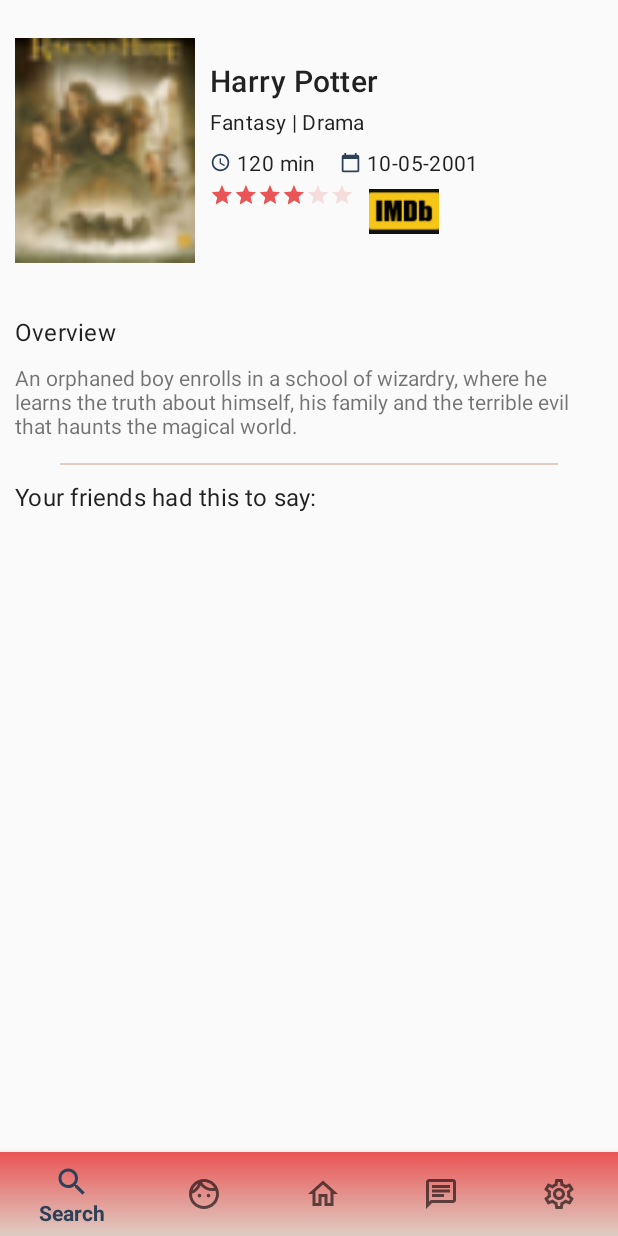
After one commit to Isling98/SocialFilm, an Android app: the fragment MovieDetailsFragment placed in its activity, on a phone screen of 412 x 824 dp. The commit adds this screen. Run offline under Robolectric (Android 15) with nearby library versions, the phone set to English and light mode, and no system bars.

Commit message:
moviedetail base layout

```diff
--- a/app/src/main/java/com/example/yndlingsfilm/HomeFeedAdapter.java
+++ b/app/src/main/java/com/example/yndlingsfilm/HomeFeedAdapter.java
@@ -73,8 +73,7 @@
 
 
     public void onBindViewHolder(homefeedViewHolder holder, int position) {
-        // - get element from your dataset at this position
-        // - replace the contents of the view with that element
+
         SingleNews singleNews = mSingleNewsList.get(position);
 
         holder.profilePic.setImageResource(singleNews.getProfilePicResource());
--- a/app/src/main/java/com/example/yndlingsfilm/MainActivity.java
+++ b/app/src/main/java/com/example/yndlingsfilm/MainActivity.java
@@ -5,8 +5,9 @@
 import androidx.fragment.app.Fragment;
 
 import android.os.Bundle;
+import android.transition.Slide;
+import android.view.Gravity;
 import android.view.MenuItem;
-import android.widget.Toast;
 
 import com.example.yndlingsfilm.NavigationBar.ChatFragment;
 import com.example.yndlingsfilm.NavigationBar.HomeFragment;
@@ -19,6 +20,7 @@
     @Override
     protected void onCreate(Bundle savedInstanceState) {
         super.onCreate(savedInstanceState);
+        //lav transition
         setContentView(R.layout.activity_main);
 
         BottomNavigationView bottomNavn = findViewById(R.id.bottom_navigation);
--- /dev/null
+++ b/app/src/main/java/com/example/yndlingsfilm/MovieDetailsFragment.java
@@ -0,0 +1,18 @@
+package com.example.yndlingsfilm;
+
+import android.os.Bundle;
+
+import androidx.fragment.app.Fragment;
+
+import android.view.LayoutInflater;
+import android.view.View;
+import android.view.ViewGroup;
+
+public class MovieDetailsFragment extends Fragment {
+    @Override
+    public View onCreateView(LayoutInflater inflater, ViewGroup container,
+                             Bundle savedInstanceState) {
+        // Inflate the layout for this fragment
+        return inflater.inflate(R.layout.fragment_movie_details, container, false);
+    }
+}
--- a/app/src/main/java/com/example/yndlingsfilm/NavigationBar/HomeFragment.java
+++ b/app/src/main/java/com/example/yndlingsfilm/NavigationBar/HomeFragment.java
@@ -19,6 +19,7 @@
 import androidx.recyclerview.widget.RecyclerView;
 
 import com.example.yndlingsfilm.HomeFeedAdapter;
+import com.example.yndlingsfilm.MovieDetailsFragment;
 import com.example.yndlingsfilm.R;
 import com.example.yndlingsfilm.SingleNews;
 
@@ -84,11 +85,12 @@
                     @Override
                     public void onClick(View view) {
                         //open moviedetails fragment
+                        getFragmentManager().beginTransaction().replace
+                                (R.id.fragment_nagivation, new MovieDetailsFragment() )
+                                .addToBackStack(null).commit();
+                        dialog.dismiss();
                     }
                 });
-
-
-
                 dialog.show();
             }
         });
--- a/app/src/main/java/com/example/yndlingsfilm/User.java
+++ /dev/null
@@ -1,10 +0,0 @@
-package com.example.yndlingsfilm;
-
-public class User {
-    private String username;
-    /// more to come
-
-    public User(String username) {
-        this.username = username;
-    }
-}
--- /dev/null
+++ b/app/src/main/res/drawable/calender.xml
@@ -0,0 +1,5 @@
+<vector android:height="14dp" android:tint="#2D4059"
+    android:viewportHeight="24" android:viewportWidth="24"
+    android:width="14dp" xmlns:android="http://schemas.android.com/apk/res/android">
+    <path android:fillColor="@android:color/white" android:pathData="M20,3h-1L19,1h-2v2L7,3L7,1L5,1v2L4,3c-1.1,0 -2,0.9 -2,2v16c0,1.1 0.9,2 2,2h16c1.1,0 2,-0.9 2,-2L22,5c0,-1.1 -0.9,-2 -2,-2zM20,21L4,21L4,8h16v13z"/>
+</vector>
--- /dev/null
+++ b/app/src/main/res/drawable/time.xml
@@ -0,0 +1,6 @@
+<vector android:height="14dp" android:tint="#2D4059"
+    android:viewportHeight="24" android:viewportWidth="24"
+    android:width="14dp" xmlns:android="http://schemas.android.com/apk/res/android">
+    <path android:fillColor="@android:color/white" android:pathData="M11.99,2C6.47,2 2,6.48 2,12s4.47,10 9.99,10C17.52,22 22,17.52 22,12S17.52,2 11.99,2zM12,20c-4.42,0 -8,-3.58 -8,-8s3.58,-8 8,-8 8,3.58 8,8 -3.58,8 -8,8z"/>
+    <path android:fillColor="@android:color/white" android:pathData="M12.5,7H11v6l5.25,3.15 0.75,-1.23 -4.5,-2.67z"/>
+</vector>
--- /dev/null
+++ b/app/src/main/res/layout/fragment_movie_details.xml
@@ -0,0 +1,143 @@
+<?xml version="1.0" encoding="utf-8"?>
+<RelativeLayout xmlns:android="http://schemas.android.com/apk/res/android"
+    xmlns:tools="http://schemas.android.com/tools"
+    android:layout_width="match_parent"
+    android:layout_height="match_parent"
+    tools:context=".MovieDetailsFragment"
+    >
+
+    <LinearLayout
+        android:layout_width="wrap_content"
+        android:layout_height="wrap_content"
+        android:orientation="vertical">
+
+        <RelativeLayout
+            android:layout_width="match_parent"
+            android:layout_height="wrap_content">
+
+            <ImageView
+                android:id="@+id/MoviePic"
+                android:layout_width="120dp"
+                android:layout_height="180dp"
+                android:src="@drawable/movie_pic"
+                android:adjustViewBounds="true"
+                android:layout_margin="10dp"/>
+
+            <LinearLayout
+                android:layout_width="match_parent"
+                android:layout_height="wrap_content"
+                android:orientation="vertical"
+                android:layout_centerVertical="true"
+                android:layout_toEndOf="@id/MoviePic">
+
+                <com.google.android.material.textview.MaterialTextView
+                    android:id="@+id/movieTitle"
+                    android:layout_width="match_parent"
+                    android:layout_height="wrap_content"
+                    android:text="Harry Potter"
+                    android:textAppearance="@style/TextAppearance.MaterialComponents.Headline6"/>
+
+                <com.google.android.material.textview.MaterialTextView
+                    android:id="@+id/movieGenres"
+                    android:layout_width="match_parent"
+                    android:layout_height="wrap_content"
+                    android:layout_marginTop="4dp"
+                    android:layout_marginBottom="4dp"
+                    android:text="Fantasy | Drama"
+                    android:textAppearance="@style/TextAppearance.MaterialComponents.Body2"/>
+
+                <LinearLayout
+                    android:layout_width="match_parent"
+                    android:layout_height="wrap_content"
+                    android:orientation="horizontal">
+
+                    <com.google.android.material.textview.MaterialTextView
+                        android:id="@+id/runTime"
+                        android:layout_width="wrap_content"
+                        android:layout_height="wrap_content"
+                        android:drawableStart="@drawable/time"
+                        android:drawablePadding="4dp"
+                        android:layout_marginTop="4dp"
+                        android:layout_marginBottom="4dp"
+                        android:gravity="center_vertical"
+                        android:text="120 min"
+                        android:textAppearance="@style/TextAppearance.MaterialComponents.Body2"/>
+
+                    <com.google.android.material.textview.MaterialTextView
+                        android:id="@+id/releaseDate"
+                        android:layout_width="wrap_content"
+                        android:layout_height="wrap_content"
+                        android:layout_marginStart="16dp"
+                        android:layout_marginTop="4dp"
+                        android:layout_marginBottom="4dp"
+                        android:drawableStart="@drawable/calender"
+                        android:drawablePadding="4dp"
+                        android:gravity="center_vertical"
+                        android:text="10-05-2001"
+                        android:textAppearance="@style/TextAppearance.MaterialComponents.Body2"/>
+
+
+                </LinearLayout>
+
+                <LinearLayout
+                    android:layout_width="match_parent"
+                    android:layout_height="wrap_content"
+                    android:orientation="horizontal">
+
+                    <RatingBar
+                        android:id="@+id/rating"
+                        android:layout_width="wrap_content"
+                        android:layout_height="wrap_content"
+                        android:isIndicator="true"
+                        android:rating="4"
+                        android:numStars="6"
+                        android:theme="@style/RatingBar"
+                        style="?android:attr/ratingBarStyleSmall"/>
+
+                    <ImageView
+                        android:id="@+id/imdbLink"
+                        android:layout_width="50dp"
+                        android:layout_height="30dp"
+                        android:layout_marginStart="8dp"
+                        android:layout_marginTop="4dp"
+                        android:layout_marginBottom="4dp"
+                        android:src="@drawable/imdb"/>
+
+                </LinearLayout>
+            </LinearLayout>
+        </RelativeLayout>
+
+        <com.google.android.material.textview.MaterialTextView
+            android:layout_width="match_parent"
+            android:layout_height="wrap_content"
+            android:text="Overview"
+            android:textAppearance="@style/TextAppearance.MaterialComponents.Subtitle1"
+            android:layout_margin="10dp"/>
+
+        <com.google.android.material.textview.MaterialTextView
+            android:id="@+id/overview"
+            android:layout_width="match_parent"
+            android:layout_height="wrap_content"
+            android:maxLines="5"
+            android:layout_marginLeft="10dp"
+            android:layout_marginRight="10dp"
+            android:text="An orphaned boy enrolls in a school of wizardry, where he learns the truth about himself, his family and the terrible evil that haunts the magical world." />
+
+        <View
+            android:layout_width="match_parent"
+            android:layout_height="1dp"
+            android:layout_marginTop="15dp"
+            android:layout_marginRight="40dp"
+            android:layout_marginLeft="40dp"
+            android:background="@color/theme3"/>
+
+        <com.google.android.material.textview.MaterialTextView
+            android:layout_width="match_parent"
+            android:layout_height="wrap_content"
+            android:text="Your friends had this to say:"
+            android:textAppearance="@style/TextAppearance.MaterialComponents.Subtitle1"
+            android:layout_margin="10dp"/>
+    </LinearLayout>
+
+
+</RelativeLayout>
```
Also changed, not shown: app/src/main/res/IMDB/image 25.png (added), app/src/main/res/drawable-v24/imdb.png (added).
